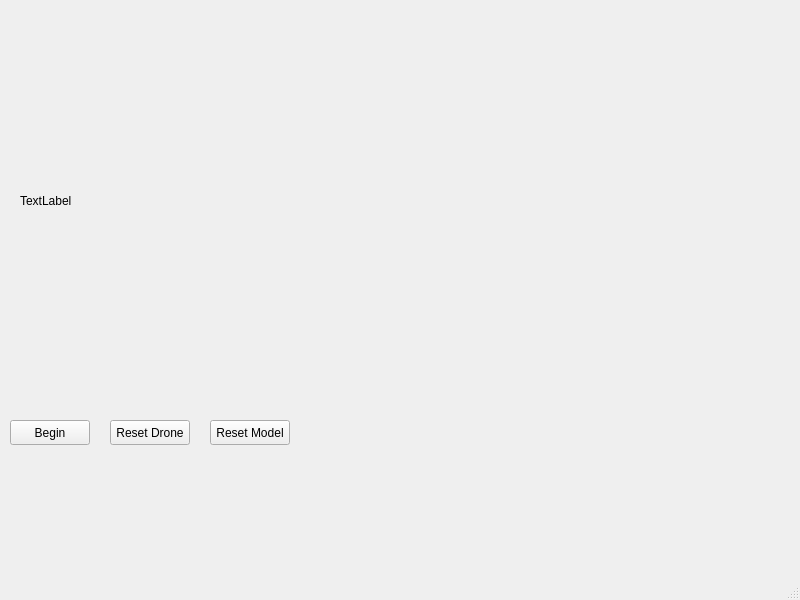
This is ui/main.ui in Machine-Learning-Robot-Competition/robot_controller as Qt 5 draws it before an edit. The edited form follows.
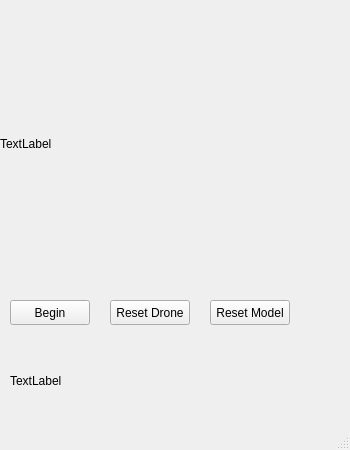
This is the edited form.

What changed in the file:
```diff
--- a/ui/main.ui
+++ b/ui/main.ui
@@ -6,8 +6,8 @@
    <rect>
     <x>0</x>
     <y>0</y>
-    <width>800</width>
-    <height>600</height>
+    <width>350</width>
+    <height>450</height>
    </rect>
   </property>
   <property name="windowTitle">
@@ -18,7 +18,7 @@
     <property name="geometry">
      <rect>
       <x>10</x>
-      <y>420</y>
+      <y>300</y>
       <width>80</width>
       <height>25</height>
      </rect>
@@ -31,7 +31,7 @@
     <property name="geometry">
      <rect>
       <x>110</x>
-      <y>420</y>
+      <y>300</y>
       <width>80</width>
       <height>25</height>
      </rect>
@@ -44,7 +44,7 @@
     <property name="geometry">
      <rect>
       <x>210</x>
-      <y>420</y>
+      <y>300</y>
       <width>80</width>
       <height>25</height>
      </rect>
@@ -56,10 +56,23 @@
    <widget class="QLabel" name="label">
     <property name="geometry">
      <rect>
-      <x>20</x>
-      <y>40</y>
-      <width>341</width>
-      <height>321</height>
+      <x>0</x>
+      <y>9</y>
+      <width>350</width>
+      <height>270</height>
+     </rect>
+    </property>
+    <property name="text">
+     <string>TextLabel</string>
+    </property>
+   </widget>
+   <widget class="QLabel" name="state_info">
+    <property name="geometry">
+     <rect>
+      <x>10</x>
+      <y>340</y>
+      <width>331</width>
+      <height>81</height>
      </rect>
     </property>
     <property name="text">
```
Left out of the diff: 4 changed lines with no effect on the pictures.
